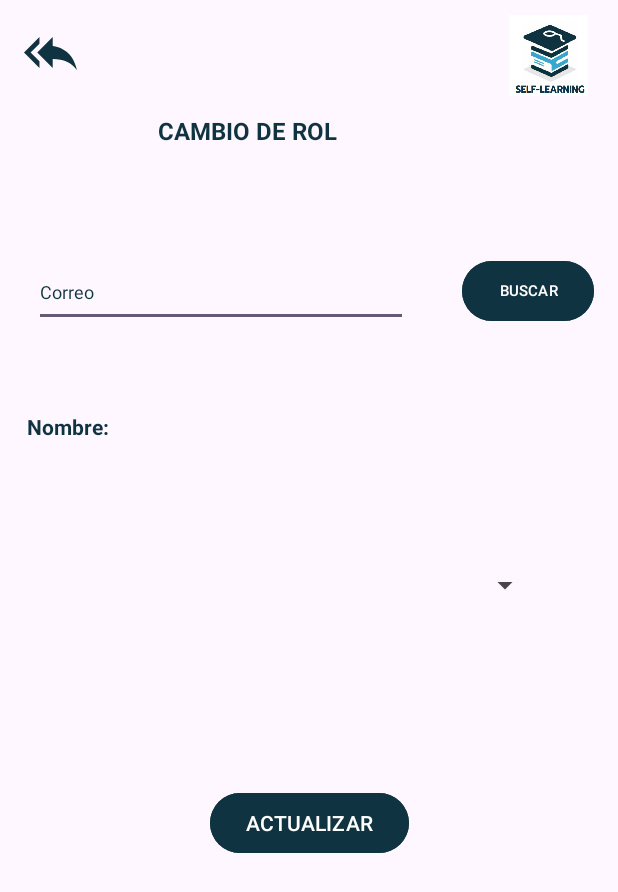
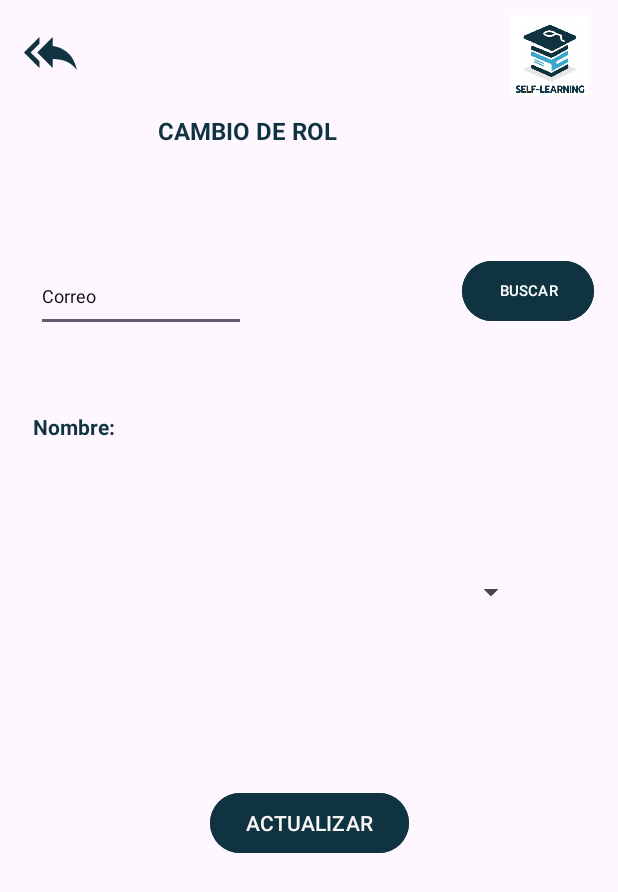
Before and after one commit to NayeliIA/appandroid, an Android app: the AdminUsuarios screen opened directly, with no data from a screen before it, on a phone screen of 412 x 824 dp. Shown: the top 892 px of the screen. Run offline under Robolectric (Android 15) with nearby library versions, the phone set to English and light mode, and no system bars; our stand-ins replace Firebase (no records; nobody signed in at launch, a user with empty details on screens opened directly).

Commit message:
cambios en colores

```diff
--- a/app/src/main/java/com/example/alumnos/AdminPropuestas.java
+++ b/app/src/main/java/com/example/alumnos/AdminPropuestas.java
@@ -94,6 +94,7 @@ public class AdminPropuestas extends AppCompatActivity {
         atras5.setOnClickListener(new View.OnClickListener() {
             @Override
             public void onClick(View v) {
+
                 finish();
             }
         });
--- a/app/src/main/java/com/example/alumnos/AdminUsuarios.java
+++ b/app/src/main/java/com/example/alumnos/AdminUsuarios.java
@@ -76,8 +76,9 @@ public class AdminUsuarios extends AppCompatActivity {
         atras5.setOnClickListener(new View.OnClickListener() {
             @Override
             public void onClick(View v) {
-                Intent i = new Intent(AdminUsuarios.this, AdminInicio.class);
-                startActivity(i);
+               // Intent i = new Intent(AdminUsuarios.this, AdminInicio.class);
+                //startActivity(i);
+                finish();
             }
         });
 
--- a/app/src/main/java/com/example/alumnos/CrearPropuesta.java
+++ b/app/src/main/java/com/example/alumnos/CrearPropuesta.java
@@ -21,7 +21,7 @@ public class CrearPropuesta extends AppCompatActivity {
     private EditText editTextTema;
     private EditText editTextLink;
 
-    ImageView atras4;
+    ImageView atras5;
 
     FirebaseFirestore db = FirebaseFirestore.getInstance();
 
@@ -33,7 +33,7 @@ public class CrearPropuesta extends AppCompatActivity {
         editTextTema = findViewById(R.id.editTextTema);
         editTextLink = findViewById(R.id.editTextLink);
 
-        atras4 = findViewById(R.id.atras5);
+        atras5 = findViewById(R.id.atras5);
 
         final String materia = getIntent().getStringExtra("materia");
 
@@ -76,7 +76,7 @@ public class CrearPropuesta extends AppCompatActivity {
             }
         });
 
-        atras4.setOnClickListener(new View.OnClickListener() {
+        atras5.setOnClickListener(new View.OnClickListener() {
             @Override
             public void onClick(View v) {
 
--- a/app/src/main/java/com/example/alumnos/EscolarActivity.java
+++ b/app/src/main/java/com/example/alumnos/EscolarActivity.java
@@ -27,8 +27,9 @@ public class EscolarActivity extends AppCompatActivity {
         atras4.setOnClickListener(new View.OnClickListener() {
             @Override
             public void onClick(View v) {
-                Intent i = new Intent(EscolarActivity.this, PaginaunoActivity.class);
-                startActivity(i);
+                //Intent i = new Intent(EscolarActivity.this, PaginaunoActivity.class);
+                //startActivity(i);
+                finish();
             }
         });
         // Crea el adaptador para el Spinner
--- a/app/src/main/res/layout/activity_admin_inicio.xml
+++ b/app/src/main/res/layout/activity_admin_inicio.xml
@@ -12,6 +12,7 @@
         android:layout_height="48dp"
         android:backgroundTint="#2C6C85"
         android:text="Cerrar Sesión"
+        android:textColor="#F8F7F7"
         android:textSize="10sp"
         app:layout_constraintBottom_toBottomOf="parent"
         app:layout_constraintEnd_toEndOf="parent"
@@ -25,6 +26,7 @@
         android:id="@+id/buttonContenido"
         android:layout_width="205dp"
         android:layout_height="61dp"
+        android:textColor="#F8F7F7"
         android:backgroundTint="#0F3341"
         android:text="Verificar contenido"
         app:layout_constraintBottom_toBottomOf="parent"
@@ -82,6 +84,7 @@
         android:layout_height="53dp"
         android:backgroundTint="#0F3341"
         android:text="Actualizar rol"
+        android:textColor="#F8F7F7"
         app:layout_constraintBottom_toBottomOf="parent"
         app:layout_constraintEnd_toEndOf="parent"
         app:layout_constraintHorizontal_bias="0.443"
--- a/app/src/main/res/layout/activity_admin_propuestas.xml
+++ b/app/src/main/res/layout/activity_admin_propuestas.xml
@@ -94,6 +94,7 @@
         android:layout_height="46dp"
         android:backgroundTint="#0F3341"
         android:text="BUSCAR"
+        android:textColor="#F8F7F7"
         android:textSize="10sp"
         app:layout_constraintBottom_toBottomOf="parent"
         app:layout_constraintEnd_toEndOf="parent"
@@ -109,6 +110,7 @@
         android:layout_height="wrap_content"
         android:backgroundTint="#0F3341"
         android:text="Rechazar"
+        android:textColor="#F8F7F7"
         app:layout_constraintBottom_toBottomOf="parent"
         app:layout_constraintEnd_toStartOf="@+id/btnAceptar"
         app:layout_constraintHorizontal_bias="0.51"
@@ -123,6 +125,7 @@
         android:layout_marginEnd="60dp"
         android:backgroundTint="#0F3341"
         android:text="Aceptar"
+        android:textColor="#F8F7F7"
         app:layout_constraintBottom_toBottomOf="parent"
         app:layout_constraintEnd_toEndOf="parent"
         app:layout_constraintTop_toTopOf="parent"
--- a/app/src/main/res/layout/activity_admin_usuarios.xml
+++ b/app/src/main/res/layout/activity_admin_usuarios.xml
@@ -5,22 +5,6 @@
     android:layout_width="match_parent"
     android:layout_height="match_parent"
     tools:context=".AdminUsuarios">
-
-    <EditText
-        android:id="@+id/correoUsuario"
-        android:layout_width="249dp"
-        android:layout_height="46dp"
-        android:ems="10"
-        android:inputType="text"
-        android:text="Correo"
-        android:textColor="#0F3341"
-        android:textSize="12sp"
-        app:layout_constraintBottom_toBottomOf="parent"
-        app:layout_constraintEnd_toEndOf="parent"
-        app:layout_constraintHorizontal_bias="0.141"
-        app:layout_constraintStart_toStartOf="parent"
-        app:layout_constraintTop_toTopOf="parent"
-        app:layout_constraintVertical_bias="0.221" />
 
     <Button
         android:id="@+id/btnBuscarUsuario"
@@ -42,6 +26,7 @@
         android:layout_height="wrap_content"
         android:backgroundTint="#0F3341"
         android:text="ACTUALIZAR"
+        android:textColor="#FAF7F7"
         android:textSize="14sp"
         app:layout_constraintBottom_toBottomOf="parent"
         app:layout_constraintEnd_toEndOf="parent"
@@ -70,7 +55,7 @@
         android:textStyle="bold"
         app:layout_constraintBottom_toBottomOf="parent"
         app:layout_constraintEnd_toEndOf="parent"
-        app:layout_constraintHorizontal_bias="0.068"
+        app:layout_constraintHorizontal_bias="0.083"
         app:layout_constraintStart_toStartOf="parent"
         app:layout_constraintTop_toTopOf="parent"
         app:layout_constraintVertical_bias="0.345" />
@@ -81,9 +66,11 @@
         android:layout_height="48dp"
         app:layout_constraintBottom_toBottomOf="parent"
         app:layout_constraintEnd_toEndOf="parent"
+        app:layout_constraintHorizontal_bias="0.411"
         app:layout_constraintStart_toStartOf="parent"
         app:layout_constraintTop_toTopOf="parent"
-        app:layout_constraintVertical_bias="0.472" />
+        app:layout_constraintVertical_bias="0.478" />
+
     <ImageView
         android:id="@+id/atras5"
         android:layout_width="wrap_content"
@@ -114,4 +101,21 @@
         app:layout_constraintStart_toStartOf="parent"
         app:layout_constraintTop_toTopOf="parent"
         app:layout_constraintVertical_bias="0.09" />
+
+    <EditText
+        android:id="@+id/correoUsuario"
+        android:layout_width="wrap_content"
+        android:layout_height="48dp"
+        android:ems="10"
+        android:hint="Correo"
+        android:inputType="textEmailAddress"
+        android:textColor="#070707"
+        android:textColorHint="#070707"
+        android:textSize="12sp"
+        app:layout_constraintBottom_toBottomOf="parent"
+        app:layout_constraintEnd_toEndOf="parent"
+        app:layout_constraintHorizontal_bias="0.089"
+        app:layout_constraintStart_toStartOf="parent"
+        app:layout_constraintTop_toTopOf="parent"
+        app:layout_constraintVertical_bias="0.223" />
 </androidx.constraintlayout.widget.ConstraintLayout>
--- a/app/src/main/res/layout/activity_crear_propuesta.xml
+++ b/app/src/main/res/layout/activity_crear_propuesta.xml
@@ -76,6 +76,7 @@
         android:layout_height="48dp"
         android:backgroundTint="#0F3341"
         android:text="Subir"
+        android:textColor="#F8F7F7"
         app:layout_constraintBottom_toBottomOf="parent"
         app:layout_constraintEnd_toEndOf="parent"
         app:layout_constraintHorizontal_bias="0.498"
--- a/app/src/main/res/layout/activity_escolar.xml
+++ b/app/src/main/res/layout/activity_escolar.xml
@@ -52,6 +52,7 @@
         android:layout_height="48dp"
         android:backgroundTint="#0F3341"
         android:text="OK"
+        android:textColor="#F8F7F7"
         android:textSize="20sp"
         app:layout_constraintBottom_toBottomOf="parent"
         app:layout_constraintEnd_toEndOf="parent"
@@ -67,6 +68,7 @@
         android:layout_width="355dp"
         android:layout_height="48dp"
         android:background="#E3E3E3"
+        android:textColor="#070707"
         android:spinnerMode="dropdown"
         app:layout_constraintBottom_toBottomOf="parent"
         app:layout_constraintEnd_toEndOf="parent"
--- a/app/src/main/res/layout/activity_inicio.xml
+++ b/app/src/main/res/layout/activity_inicio.xml
@@ -62,7 +62,7 @@
         android:id="@+id/btnEntrar"
         android:layout_width="182dp"
         android:layout_height="52dp"
-        android:autoSizeMaxTextSize="20sp"
+        android:autoSizeMaxTextSize="20dp"
         android:autoSizeMinTextSize="10sp"
         android:autoSizeTextType="uniform"
         android:backgroundTint="#0F3341"
--- a/app/src/main/res/layout/activity_main.xml
+++ b/app/src/main/res/layout/activity_main.xml
@@ -23,6 +23,7 @@
         android:layout_height="wrap_content"
         android:backgroundTint="#0F3341"
         android:text="ENTRAR"
+        android:textColor="#F8F7F7"
         android:textSize="16sp"
         android:textStyle="bold"
         app:layout_constraintBottom_toBottomOf="parent"
--- a/app/src/main/res/layout/activity_material_de_ayuda.xml
+++ b/app/src/main/res/layout/activity_material_de_ayuda.xml
@@ -54,6 +54,7 @@
         android:id="@+id/button"
         android:layout_width="151dp"
         android:layout_height="61dp"
+        android:textColor="#F8F7F7"
         android:backgroundTint="#0F3341"
         android:onClick="onClickButton"
         android:text="Agregar información"
--- a/app/src/main/res/layout/activity_materias.xml
+++ b/app/src/main/res/layout/activity_materias.xml
@@ -13,6 +13,7 @@
         android:layout_height="48dp"
         android:backgroundTint="#0F3341"
         android:text="Matemáticas"
+        android:textColor="#F8F7F7"
         app:layout_constraintBottom_toBottomOf="parent"
         app:layout_constraintEnd_toEndOf="parent"
         app:layout_constraintHorizontal_bias="0.484"
@@ -26,6 +27,7 @@
         android:layout_height="48dp"
         android:backgroundTint="#0F3341"
         android:text="Inglés"
+        android:textColor="#F8F7F7"
         app:layout_constraintBottom_toBottomOf="parent"
         app:layout_constraintEnd_toEndOf="parent"
         app:layout_constraintStart_toStartOf="parent"
@@ -38,6 +40,7 @@
         android:layout_height="48dp"
         android:backgroundTint="#0F3341"
         android:text="Geografía"
+        android:textColor="#F8F7F7"
         app:layout_constraintBottom_toBottomOf="parent"
         app:layout_constraintEnd_toEndOf="parent"
         app:layout_constraintStart_toStartOf="parent"
@@ -50,6 +53,7 @@
         android:layout_height="48dp"
         android:backgroundTint="#0F3341"
         android:text="Historia"
+        android:textColor="#F8F7F7"
         app:layout_constraintBottom_toBottomOf="parent"
         app:layout_constraintEnd_toEndOf="parent"
         app:layout_constraintStart_toStartOf="parent"
@@ -158,6 +162,7 @@
         android:layout_height="48dp"
         android:backgroundTint="#0F3341"
         android:text="Filosofía"
+        android:textColor="#F8F7F7"
         app:layout_constraintBottom_toBottomOf="parent"
         app:layout_constraintEnd_toEndOf="parent"
         app:layout_constraintStart_toStartOf="parent"
--- a/app/src/main/res/layout/activity_paginauno.xml
+++ b/app/src/main/res/layout/activity_paginauno.xml
@@ -23,7 +23,7 @@
         android:layout_width="164dp"
         android:layout_height="48dp"
         android:backgroundTint="#0F3341"
-
+        android:textColor="#F8F7F7"
         android:text="Comenzar"
         app:layout_constraintBottom_toBottomOf="parent"
         app:layout_constraintEnd_toEndOf="parent"
--- a/app/src/main/res/layout/activity_registro.xml
+++ b/app/src/main/res/layout/activity_registro.xml
@@ -13,6 +13,7 @@
         android:layout_height="48dp"
         android:backgroundTint="#0F3341"
         android:text="LISTO"
+        android:textColor="#F8F7F7"
         app:layout_constraintBottom_toBottomOf="parent"
         app:layout_constraintEnd_toEndOf="parent"
         app:layout_constraintHorizontal_bias="0.497"
--- a/app/src/main/res/layout/activity_secundaria.xml
+++ b/app/src/main/res/layout/activity_secundaria.xml
@@ -60,6 +60,7 @@
         android:layout_width="350dp"
         android:layout_height="48dp"
         android:background="#E3E3E3"
+        android:textColor="#0B0A0A"
         android:spinnerMode="dropdown"
         app:layout_constraintBottom_toBottomOf="parent"
         app:layout_constraintEnd_toEndOf="parent"
--- a/app/src/main/res/layout/activity_semestre.xml
+++ b/app/src/main/res/layout/activity_semestre.xml
@@ -25,6 +25,7 @@
         android:layout_width="350dp"
         android:layout_height="48dp"
         android:background="#E3E3E3"
+        android:textColor="#070707"
         android:spinnerMode="dropdown"
         app:layout_constraintBottom_toBottomOf="parent"
         app:layout_constraintEnd_toEndOf="parent"
```
Also changed, not shown: app/src/main/res/layout/activity_recuperar.xml (+6 -4 lines).
